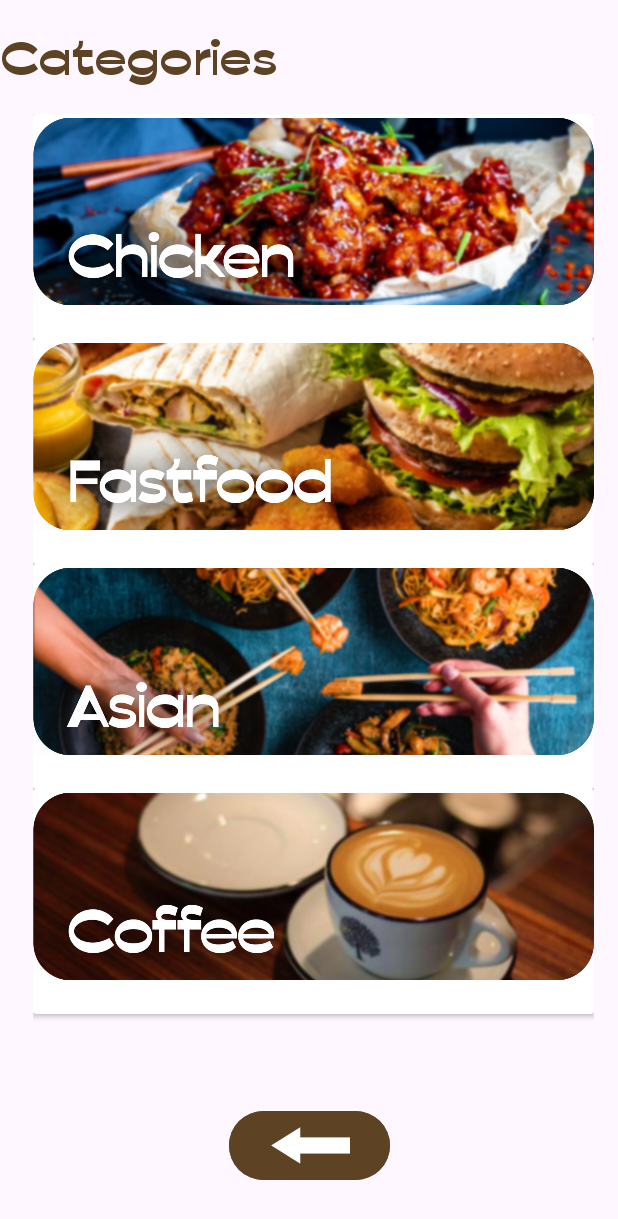
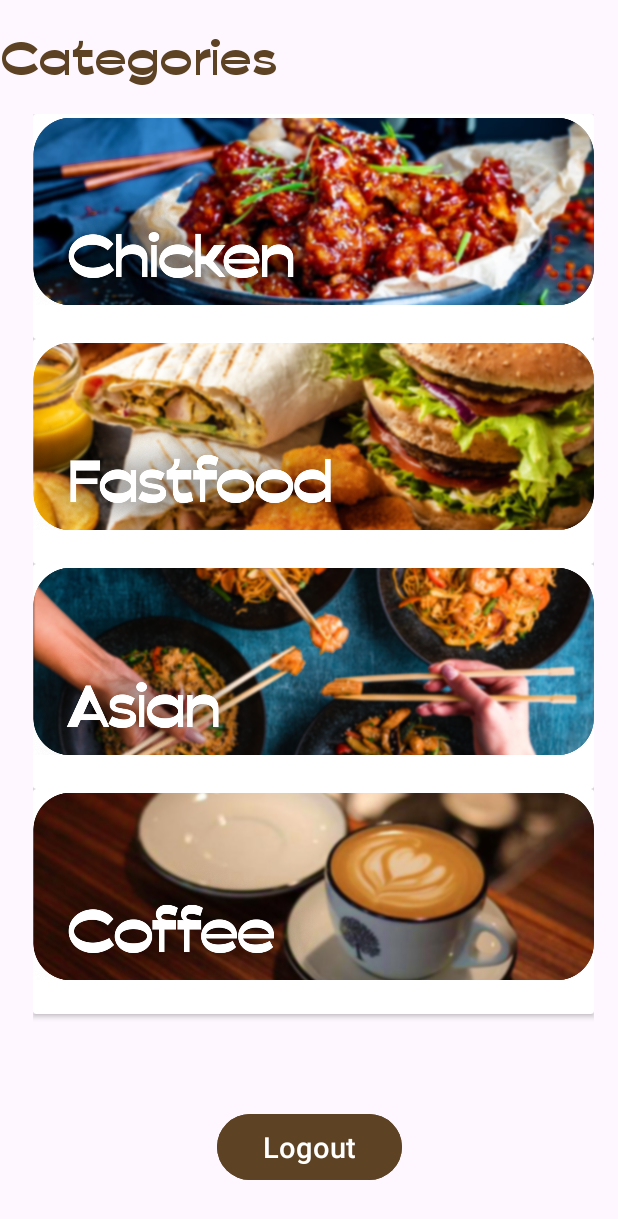
Before and after one commit to clapz143/PROJTigerFud, an Android app: the MainCategory screen opened directly, with no data from a screen before it, on a phone screen of 412 x 824 dp. Shown: the top 1219 px of the screen. Run offline under Robolectric (Android 15) with nearby library versions, the phone set to English and light mode, and no system bars.

Commit message:
Logoutbtn and fix the {} of the button back

```diff
--- a/app/src/main/java/com/example/projtigerfud/ChickenActivity.kt
+++ b/app/src/main/java/com/example/projtigerfud/ChickenActivity.kt
@@ -49,10 +49,9 @@ class ChickenActivity : AppCompatActivity() {
             startActivity(intent)
 
         }
-
-        fun backBtnClick (view: View){
-            val intent= Intent(this, MainCategory::class.java)
-            startActivity(intent)
-        }
+    }
+    fun backBtnClick (view: View){
+        val intent= Intent(this, MainCategory::class.java)
+        startActivity(intent)
     }
 }
--- a/app/src/main/java/com/example/projtigerfud/MainCategory.kt
+++ b/app/src/main/java/com/example/projtigerfud/MainCategory.kt
@@ -43,9 +43,10 @@ class MainCategory : AppCompatActivity() {
 //        val intent = Intent(this, ChickenActivity::class.java)
 //        startActivity(intent)
     }
-            fun backBtnClick (view: View){
-                val intent= Intent(this, MainActivity::class.java)
-                startActivity(intent)
-            }
+
+    }
+    fun backBtnClick (view: View){
+        val intent= Intent(this, MainActivity::class.java)
+        startActivity(intent)
     }
 }
--- a/app/src/main/res/layout/activity_main_category.xml
+++ b/app/src/main/res/layout/activity_main_category.xml
@@ -33,13 +33,14 @@
 
     <Button
         android:id="@+id/backbutton"
-        android:layout_width="107dp"
-        android:layout_height="54dp"
+        android:layout_width="123dp"
+        android:layout_height="52dp"
         android:layout_marginBottom="33dp"
         android:backgroundTint="@color/brown"
         android:gravity="center"
         android:onClick="backBtnClick"
-        android:textSize="100dp"
+        android:text="Logout"
+        android:textSize="19dp"
         app:layout_constraintBottom_toBottomOf="parent"
         app:layout_constraintEnd_toEndOf="parent"
         app:layout_constraintStart_toStartOf="parent"
@@ -47,21 +48,5 @@
         app:layout_constraintVertical_bias="1.0"
         tools:ignore="MissingConstraints" />
 
-    <TextView
-        android:id="@+id/text0"
-        android:layout_width="65dp"
-        android:layout_height="131dp"
-        android:layout_marginBottom="4dp"
-        android:text="⬅ "
-        android:textColor="@color/white"
-        android:textSize="80dp"
-        android:textStyle="bold"
-        app:fontFamily="@font/bezier"
-        app:layout_constraintBottom_toBottomOf="parent"
-        app:layout_constraintEnd_toEndOf="parent"
-        app:layout_constraintHorizontal_bias="0.485"
-        app:layout_constraintStart_toStartOf="parent"
-        app:layout_constraintTop_toBottomOf="@+id/textTitle"
-        app:layout_constraintVertical_bias="0.998"
-        tools:ignore="MissingConstraints" />
+
 </androidx.constraintlayout.widget.ConstraintLayout>
```
